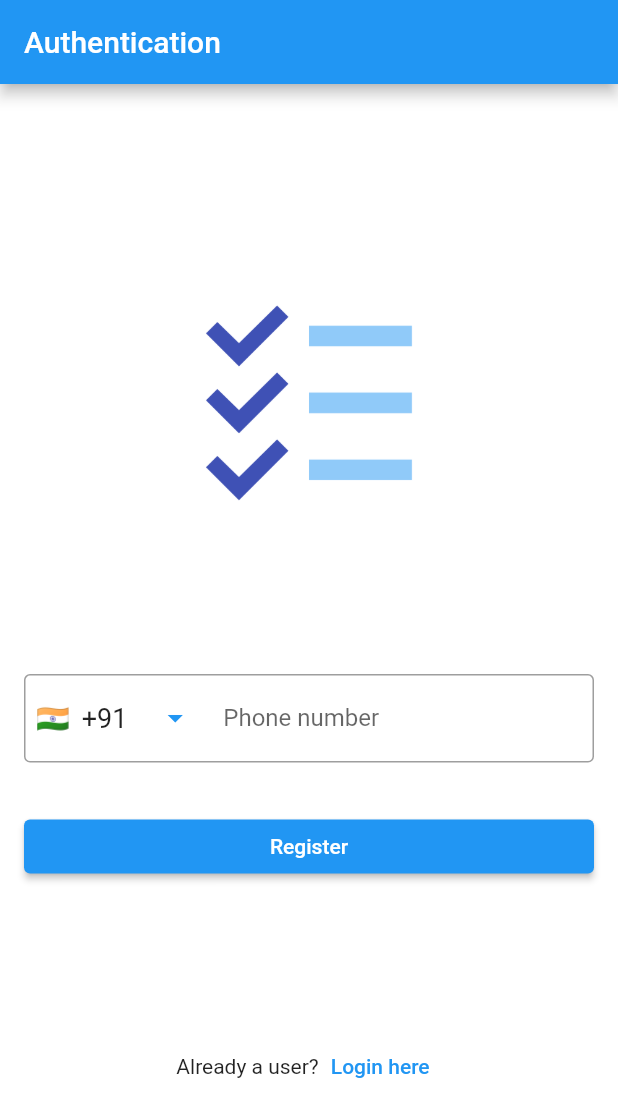
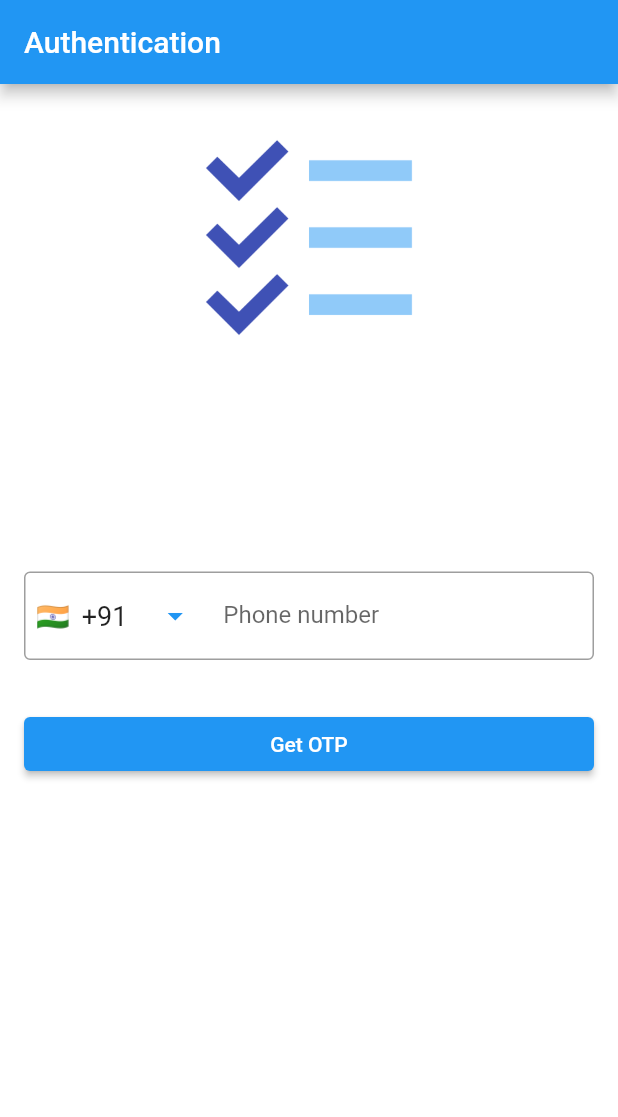
Before and after one commit to SaqibWani273/to_do_list, a Flutter app: the screen it shows after launch, on a phone screen of 412 x 824 dp. Shown: the top 1117 px of the screen. Run offline on Flutter 3.47's test engine with Material 2 defaults, Android fonts, the phone set to English and light mode, and no system bars; our stand-ins replace country_picker, firebase_auth, firebase_core, flutter_riverpod, shared_preferences; accounts and stored records are empty.

Commit message:
authentication completed

```diff
--- a/lib/view/screens/auth_screen.dart
+++ b/lib/view/screens/auth_screen.dart
@@ -1,9 +1,9 @@
 import 'package:flutter/material.dart';
 import 'package:flutter_riverpod/flutter_riverpod.dart';
+import 'package:shared_preferences/shared_preferences.dart';
 import 'package:to_do_list/model/device_data.dart';
 import 'package:to_do_list/utility/auth.dart';
 import 'package:to_do_list/view_model/auth_provider.dart';
-import 'package:to_do_list/view_model/country_provider.dart';
 
 import '../widgets/show_country_code.dart';
 
@@ -15,13 +15,24 @@ class AuthScreen extends ConsumerStatefulWidget {
 class _AuthScreenState extends ConsumerState<AuthScreen> {
   final _formKey = GlobalKey<FormState>();
   final _phoneController = TextEditingController();
-  final _passwordController = TextEditingController();
+  final _otpController = TextEditingController();
   late DeviceData deviceData;
+  late final SharedPreferences prefs;
+  @override
+  void initState() {
+    initsharedPref();
+
+    super.initState();
+  }
+
+  Future<void> initsharedPref() async {
+    prefs = await SharedPreferences.getInstance();
+  }
 
   @override
   void dispose() {
     _phoneController.dispose();
-    _passwordController.dispose();
+    _otpController.dispose();
     super.dispose();
   }
 
@@ -33,7 +44,7 @@ class _AuthScreenState extends ConsumerState<AuthScreen> {
 
     return Scaffold(
       appBar: AppBar(
-        title: Text('Authentication'),
+        title: const Text('Authentication'),
       ),
       body: SingleChildScrollView(
         child: Container(
@@ -43,11 +54,14 @@ class _AuthScreenState extends ConsumerState<AuthScreen> {
               key: _formKey,
               child: Column(
                 mainAxisAlignment: MainAxisAlignment.center,
+                mainAxisSize: MainAxisSize.min,
                 children: [
                   //image
-                  Container(
-                    // padding: EdgeInsets.only(top: 20),
-                    height: deviceData.height! * 0.3,
+                  Expanded(
+                    flex: 3,
+                    child: Container(
+                      padding: const EdgeInsets.only(top: 20),
+                      //     height: deviceData.height! * 0.3,
                       width: deviceData.width! * 0.8,
                       alignment: Alignment.topCenter,
                       child: Image.asset(
@@ -55,7 +69,14 @@ class _AuthScreenState extends ConsumerState<AuthScreen> {
                         fit: BoxFit.cover,
                       ),
                     ),
-                  //textfield
+                  ),
+                  Expanded(
+                    flex: 5,
+                    child: SizedBox(
+                      // height: deviceData.height*0.,
+                      child: Column(
+                        children: [
+                          // phone textfield
                           Padding(
                             padding: const EdgeInsets.all(16.0),
                             child: TextFormField(
@@ -81,67 +102,68 @@ class _AuthScreenState extends ConsumerState<AuthScreen> {
                               ),
                             ),
                           ),
+                          //password textfield
+                          if (authVariablesMap[AuthScreenVariables.otpSent])
+                            Padding(
+                              padding: const EdgeInsets.all(16.0),
+                              child: TextFormField(
+                                controller: _otpController,
+                                obscureText: true,
+                                validator: (value) {
+                                  if (value == null ||
+                                      value.trim().length != 6 ||
+                                      int.tryParse(value) == null) {
+                                    return 'enter valid 6-digit code';
+                                  }
+                                  return null;
+                                },
+                                decoration: const InputDecoration(
+                                  labelText: 'OTP',
+                                  prefixIcon: Icon(Icons.lock),
+                                  border: OutlineInputBorder(),
+                                  hintText: 'Enter 6-digit code',
+                                  alignLabelWithHint: false,
+                                  fillColor: Colors.black,
+                                ),
+                              ),
+                            ),
+
                           //submit button
                           Container(
                             padding: const EdgeInsets.all(16.0),
                             width: double.infinity,
                             child: ElevatedButton(
                               onPressed: () {
-                        if (!authVariablesMap[
-                            AuthScreenVariables.isverifying]) {
-                          if (_formKey.currentState != null) {
-                            if (_formKey.currentState!.validate()) {
-                              ref
-                                  .read(authProvider.notifier)
-                                  .toggleIsVerifying();
-                              final countryCode =
-                                  ref.watch(countryProvider).phoneCode;
-                              registerUser(
-                                  "$countryCode${_phoneController.text.trim()}",
-                                  context);
-                            }
-                          }
-                        }
+                                submitForm(
+                                  authVariablesMap: authVariablesMap,
+                                  formKey: _formKey,
+                                  ref: ref,
+                                  context: context,
+                                  phoneNumber: _phoneController.text.trim(),
+                                  otp: _otpController.text.trim(),
+                                );
                               },
-                      child: authVariablesMap[AuthScreenVariables.isverifying]
+                              child: authVariablesMap[
+                                      AuthScreenVariables.isverifying]
                                   ? const SizedBox(
                                       height: 20,
                                       width: 20,
                                       child: Center(
-                                child: CircularProgressIndicator.adaptive(
+                                        child:
+                                            CircularProgressIndicator.adaptive(
                                           strokeWidth: 2.0,
                                           backgroundColor: Colors.amber,
                                         ),
                                       ),
                                     )
-                          : Text(
-                              authVariablesMap[AuthScreenVariables.isRegistered]
+                                  : Text(authVariablesMap[
+                                          AuthScreenVariables.otpSent]
                                       ? 'Login'
-                                  : 'Register'),
+                                      : 'Get OTP'),
                             ),
                           ),
-                  SizedBox(
-                    height: deviceData.height! * 0.1,
+                        ],
                       ),
-                  Padding(
-                    padding: const EdgeInsets.only(bottom: 15),
-                    child: Row(
-                      mainAxisAlignment: MainAxisAlignment.center,
-                      children: [
-                        Text(authVariablesMap[AuthScreenVariables.isRegistered]
-                            ? 'New user?'
-                            : 'Already a user?'),
-                        TextButton(
-                            onPressed: () {
-                              ref
-                                  .read(authProvider.notifier)
-                                  .toggleIsRegistered();
-                            },
-                            child: Text(authVariablesMap[
-                                    AuthScreenVariables.isRegistered]
-                                ? 'Register Here'
-                                : 'Login here'))
-                      ],
                     ),
                   )
                 ],
--- a/lib/view/widgets/show_country_code.dart
+++ b/lib/view/widgets/show_country_code.dart
@@ -2,7 +2,6 @@ import 'package:flutter/material.dart';
 import 'package:country_picker/country_picker.dart';
 import 'package:flutter_riverpod/flutter_riverpod.dart';
 import 'package:to_do_list/view_model/country_provider.dart';
-import 'dart:developer' as dev;
 
 class ShowCountryCode extends ConsumerWidget {
   const ShowCountryCode({super.key});
@@ -10,7 +9,6 @@ class ShowCountryCode extends ConsumerWidget {
   @override
   Widget build(BuildContext context, WidgetRef ref) {
     final country = ref.watch(countryProvider);
-    dev.log(country.geographic.toString());
 
     return Row(
       mainAxisSize: MainAxisSize.min,
@@ -20,13 +18,13 @@ class ShowCountryCode extends ConsumerWidget {
           padding: const EdgeInsets.only(right: 8.0, left: 8.0),
           child: Text(
             country.flagEmoji,
-            style: TextStyle(fontSize: 18.0),
+            style: const TextStyle(fontSize: 18.0),
           ),
         ),
         // Increase the font size of the phone code slightly.
         Text(
-          country.phoneCode,
-          style: TextStyle(fontSize: 18.0),
+          "+${country.phoneCode}",
+          style: const TextStyle(fontSize: 18.0),
         ),
         // Add some padding to the text button to make it look more tappable.
         TextButton(
@@ -35,11 +33,9 @@ class ShowCountryCode extends ConsumerWidget {
             showPhoneCode: true,
             onSelect: (Country newCountry) {
               ref.read(countryProvider.notifier).changeCountry = newCountry;
-
-              print('Select country: ${country.displayName}');
             },
           ),
-          child: Icon(Icons.arrow_drop_down),
+          child: const Icon(Icons.arrow_drop_down),
         ),
       ],
     );
--- a/lib/view_model/country_provider.dart
+++ b/lib/view_model/country_provider.dart
@@ -1,9 +1,8 @@
 import 'package:country_picker/country_picker.dart';
 import 'package:flutter_riverpod/flutter_riverpod.dart';
-import 'dart:developer' as dev;
 
 Country initialCountry = Country(
-  phoneCode: '+91',
+  phoneCode: '91',
   countryCode: 'IN',
   e164Sc: 1,
   geographic: false,
--- a/pubspec.yaml
+++ b/pubspec.yaml
@@ -35,6 +35,7 @@ dependencies:
   flutter:
     sdk: flutter
   flutter_riverpod: ^2.4.3
+  shared_preferences: ^2.2.2
 
 dev_dependencies:
   flutter_lints: ^2.0.0
```
Also changed, not shown: lib/constants/firebase_constants.dart (+35 -35 lines), lib/utility/auth.dart (+51 -2 lines), lib/view/widgets/dialog.dart (+76 -75 lines), lib/view_model/auth_provider.dart (+16 -4 lines), pubspec.lock, 1 other file. Lines whose indentation alone changed are shown as unchanged.
